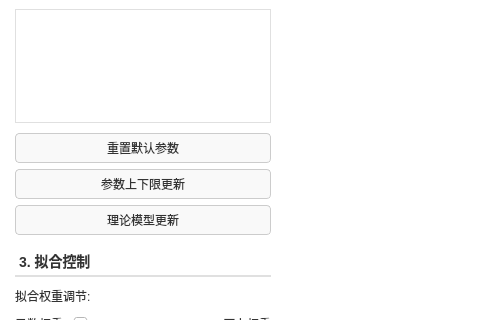
Luqinghao1/WT20260203, file wt_fittingwidget.ui: the form before one commit; both pictures show x 0 to 480 and y 170 to 490 of the 1100 by 700 pixel window.
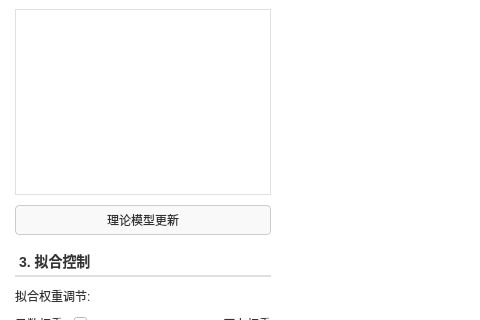
The form after the commit.

```diff
--- a/wt_fittingwidget.ui
+++ b/wt_fittingwidget.ui
@@ -169,20 +169,6 @@
          <property name="spacing">
           <number>6</number>
          </property>
-         <item>
-          <widget class="QPushButton" name="btnResetParams">
-           <property name="text">
-            <string>重置默认参数</string>
-           </property>
-          </widget>
-         </item>
-         <item>
-          <widget class="QPushButton" name="btnUpdateLimits">
-           <property name="text">
-            <string>参数上下限更新</string>
-           </property>
-          </widget>
-         </item>
          <item>
           <widget class="QPushButton" name="btnImportModel">
            <property name="text">
```
